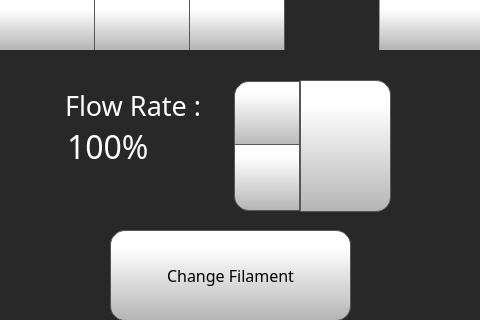
Before: the Qt Designer form octoprint_Julia2018ExtendedTouchUI/mainGUI.ui in FracktalWorks/Julia2018ExtendedTouchUI, drawn with Qt 5.
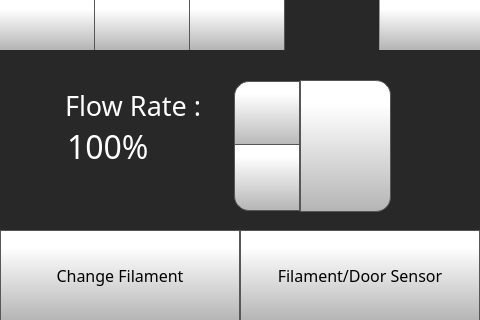
After: the same form once the commit is applied. The open tabs and pages were chosen to show the change. Icons and pictures are not drawn.

Commit message: Filament sensor, firmware updater, config in manifest

Patch:
```diff
--- a/octoprint_Julia2018ExtendedTouchUI/mainGUI.ui
+++ b/octoprint_Julia2018ExtendedTouchUI/mainGUI.ui
@@ -10098,9 +10098,9 @@
        <widget class="QToolButton" name="changeFilamentButton">
         <property name="geometry">
          <rect>
-          <x>110</x>
+          <x>0</x>
           <y>180</y>
-          <width>241</width>
+          <width>240</width>
           <height>91</height>
          </rect>
         </property>
@@ -10114,7 +10114,6 @@
          <string notr="true">QToolButton  {
      border: 1px solid rgb(87, 87, 87);
 	background-color: qlineargradient(spread:pad, x1:0, y1:1, x2:0, y2:0.188, stop:0 rgba(180, 180, 180, 255), stop:1 rgba(255, 255, 255, 255));
-border-radius: 15px;
 
 
 }
@@ -10333,6 +10332,75 @@
          <string>Flow Rate :</string>
         </property>
        </widget>
+       <widget class="QToolButton" name="toggleFilamentSensorButton">
+        <property name="enabled">
+         <bool>true</bool>
+        </property>
+        <property name="geometry">
+         <rect>
+          <x>240</x>
+          <y>180</y>
+          <width>240</width>
+          <height>91</height>
+         </rect>
+        </property>
+        <property name="font">
+         <font>
+          <family>Gotham</family>
+          <pointsize>12</pointsize>
+         </font>
+        </property>
+        <property name="styleSheet">
+         <string notr="true">QToolButton  {
+     border: 1px solid rgb(87, 87, 87);
+	background-color: qlineargradient(spread:pad, x1:0, y1:1, x2:0, y2:0.188, stop:0 rgba(180, 180, 180, 255), stop:1 rgba(255, 255, 255, 255));
+
+
+}
+
+QToolButton :pressed {
+    background-color: qlineargradient(x1: 0, y1: 0, x2: 0, y2: 1,
+                                      stop: 0 #dadbde, stop: 1 #f6f7fa);
+	/* #dadbde #f6f7fa */
+}
+
+
+QToolButton :flat {
+    border: none; /* no border for a flat push button */
+}
+
+QToolButton :default {
+    border-color: navy; /* make the default button prominent */
+}
+
+QToolButton :focus {
+	outline: none;
+}</string>
+        </property>
+        <property name="text">
+         <string>Filament/Door Sensor</string>
+        </property>
+        <property name="icon">
+         <iconset>
+          <normalon>templates/img/filamentSensorOn.png</normalon>
+         </iconset>
+        </property>
+        <property name="iconSize">
+         <size>
+          <width>60</width>
+          <height>60</height>
+         </size>
+        </property>
+        <property name="checkable">
+         <bool>false</bool>
+        </property>
+        <property name="checked">
+         <bool>false</bool>
+        </property>
+        <property name="toolButtonStyle">
+         <enum>Qt::ToolButtonTextUnderIcon</enum>
+        </property>
+       </widget>
        <zorder>flowRateSpinBox</zorder>
        <zorder>setFlowRateButton</zorder>
        <zorder>flowRateLabelControlPage</zorder>
```
Left out of the diff: 9 changed lines with no effect on the pictures. The commit also changes 20 other files.
